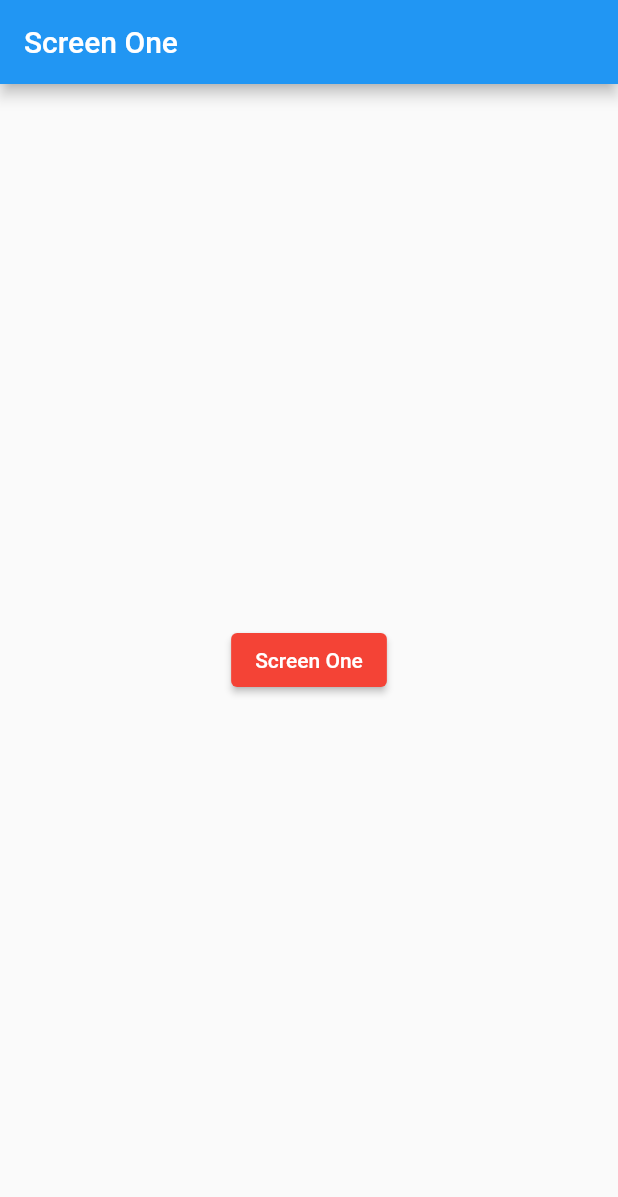
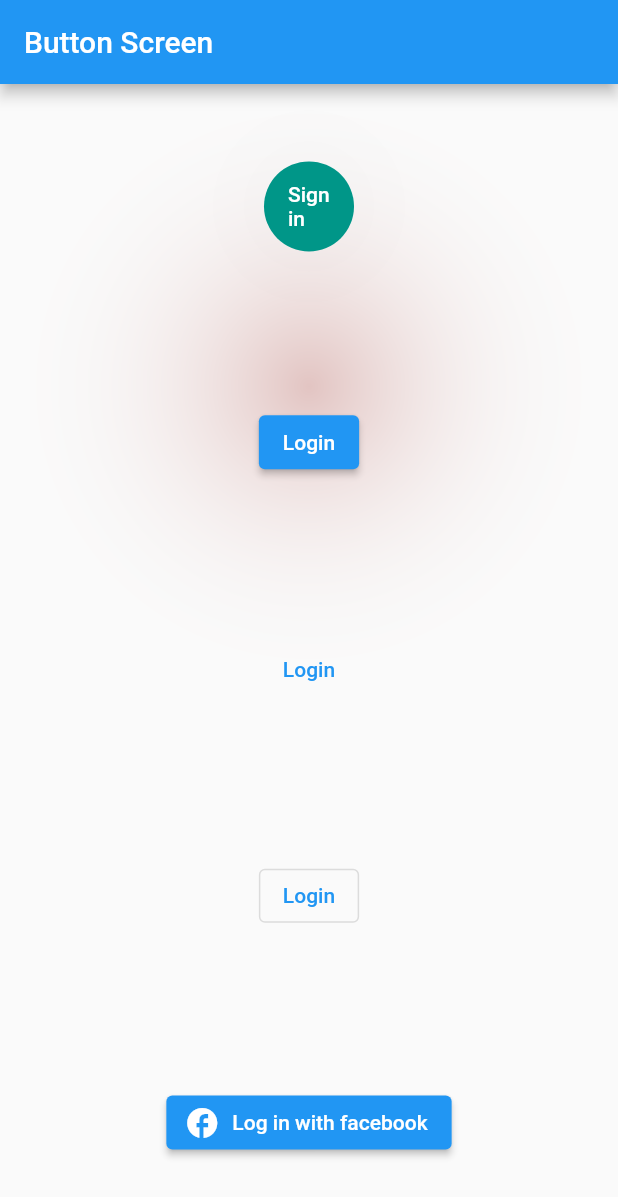
Before and after one commit to jpmehedi/ict-flutter-batch-6, a Flutter app: the screen it shows after launch, on a phone screen of 412 x 824 dp. Shown: the top 1197 px of the screen. Run offline on Flutter 3.47's test engine with Material 2 defaults, Android fonts, the phone set to English and light mode, and no system bars.

Commit message:
Elevated button, Text Button, Outeline Button, Button with icon

```diff
--- /dev/null
+++ b/lib/button_screen.dart
@@ -0,0 +1,66 @@
+import 'package:flutter/material.dart';
+
+class ButtonScreen extends StatelessWidget {
+  const ButtonScreen({ Key? key }) : super(key: key);
+
+  @override
+  Widget build(BuildContext context) {
+    return Scaffold(
+      appBar: AppBar(title: Text("Button Screen"),),
+
+
+      body: Container(
+        width: double.infinity,
+        child: Column(
+          mainAxisAlignment: MainAxisAlignment.spaceAround,
+          children: [
+            SizedBox(
+              width: 60,
+              height: 60,
+              child: ElevatedButton(
+                onPressed: (){},
+                child: Text("Sign in"),
+                style: ElevatedButton.styleFrom(
+                  primary: Colors.teal,
+                  elevation: 60,
+                  shadowColor: Colors.red,
+                  shape: CircleBorder()
+                  // shape: RoundedRectangleBorder(
+                  //   borderRadius: BorderRadius.circular(20),
+                  //   side: BorderSide(
+                  //     color: Colors.red,
+                  //     width: 5,
+                  //     style: BorderStyle.none
+                  //   )
+                  // )
+                ),
+              ),
+            ),
+
+            ElevatedButton(
+              onPressed: (){},
+              child: Text("Login"),
+            ),
+
+            TextButton(
+              onPressed: (){},
+              child: Text("Login"),
+            ),
+
+            OutlinedButton(
+              onPressed: (){},
+              child: Text("Login")
+            ),
+
+            ElevatedButton.icon(
+              onPressed: (){},
+              icon: Icon(Icons.facebook),
+              label: Text("Log in with facebook")
+            )
+
+          ],
+        ),
+      ),
+    );
+  }
+}
--- a/lib/main.dart
+++ b/lib/main.dart
@@ -1,5 +1,5 @@
 
-import 'package:demo_project/screen_one.dart';
+import 'package:demo_project/button_screen.dart';
 import 'package:flutter/material.dart';
 
 void main() {
@@ -12,7 +12,7 @@ void main() {
       // ),
       // home: HomePage()
       // home: ProfileScreen(),
-      home: ScreenOne()
+      home: ButtonScreen()
     ),
   );
 }
```
